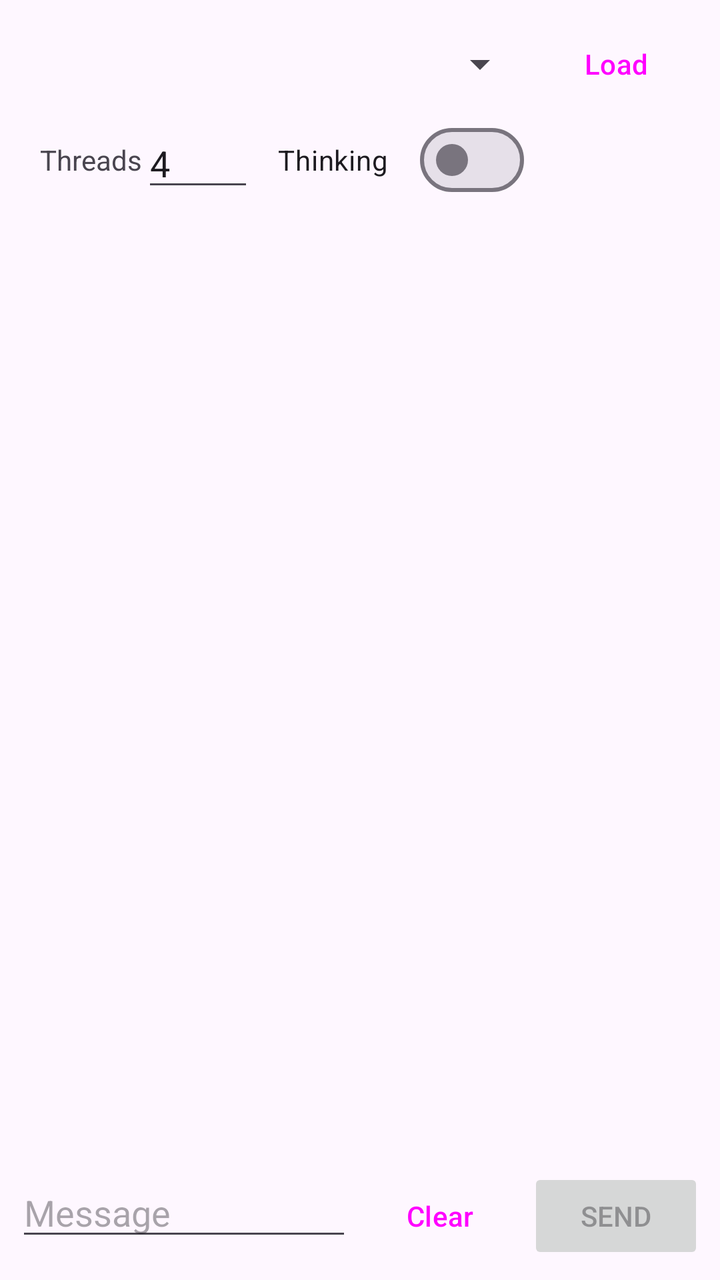
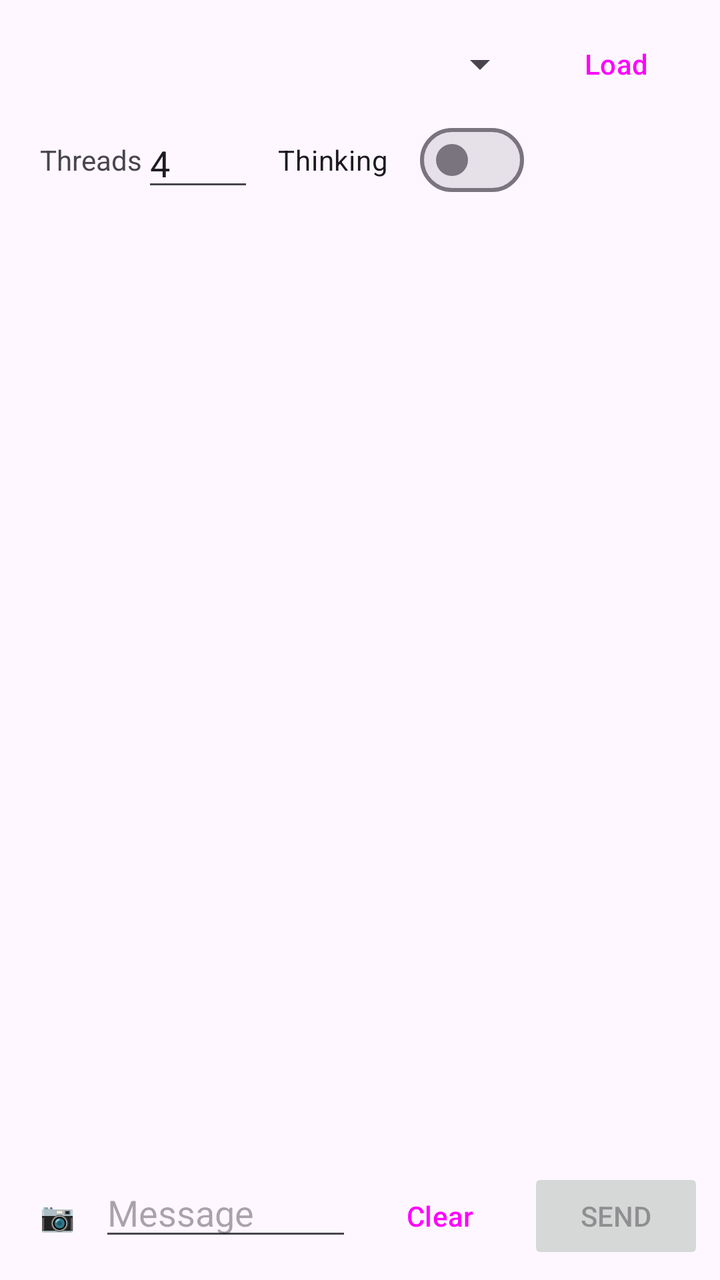

Compare the two renders of this Android layout. The source of the first and the diff that turns it into the second are given below.
<!-- AndroidManifest.xml: application theme Theme.QwenMobile -->
<!-- res/layout/fragment_chat.xml -->
<?xml version="1.0" encoding="utf-8"?>
<LinearLayout xmlns:android="http://schemas.android.com/apk/res/android"
    xmlns:app="http://schemas.android.com/apk/res-auto"
    android:layout_width="match_parent"
    android:layout_height="match_parent"
    android:orientation="vertical"
    android:padding="8dp">

    <LinearLayout
        android:layout_width="match_parent"
        android:layout_height="wrap_content"
        android:gravity="center_vertical"
        android:orientation="horizontal">

        <Spinner
            android:id="@+id/modelSpinner"
            android:layout_width="0dp"
            android:layout_height="wrap_content"
            android:layout_weight="1" />

        <Button
            android:id="@+id/loadButton"
            style="@style/Widget.Material3.Button.TonalButton"
            android:layout_width="wrap_content"
            android:layout_height="wrap_content"
            android:text="@string/load" />
    </LinearLayout>

    <LinearLayout
        android:layout_width="match_parent"
        android:layout_height="wrap_content"
        android:gravity="center_vertical"
        android:orientation="horizontal">

        <com.google.android.material.button.MaterialButtonToggleGroup
            android:id="@+id/backendGroup"
            android:layout_width="wrap_content"
            android:layout_height="wrap_content"
            app:selectionRequired="true"
            app:singleSelection="true">

            <Button
                android:id="@+id/cpuButton"
                style="?attr/materialButtonOutlinedStyle"
                android:layout_width="wrap_content"
                android:layout_height="wrap_content"
                android:text="@string/cpu" />

            <Button
                android:id="@+id/gpuButton"
                style="?attr/materialButtonOutlinedStyle"
                android:layout_width="wrap_content"
                android:layout_height="wrap_content"
                android:text="@string/gpu" />
        </com.google.android.material.button.MaterialButtonToggleGroup>

        <TextView
            android:layout_width="wrap_content"
            android:layout_height="wrap_content"
            android:layout_marginStart="12dp"
            android:text="@string/threads" />

        <EditText
            android:id="@+id/threadsInput"
            android:layout_width="56dp"
            android:layout_height="wrap_content"
            android:autofillHints="none"
            android:importantForAutofill="no"
            android:inputType="number"
            android:text="4" />

        <com.google.android.material.materialswitch.MaterialSwitch
            android:id="@+id/thinkingSwitch"
            android:layout_width="wrap_content"
            android:layout_height="wrap_content"
            android:layout_marginStart="12dp"
            android:text="@string/thinking" />
    </LinearLayout>

    <Button
        android:id="@+id/grantButton"
        style="@style/Widget.Material3.Button.TextButton"
        android:layout_width="wrap_content"
        android:layout_height="wrap_content"
        android:text="@string/grant_storage"
        android:visibility="gone" />

    <TextView
        android:id="@+id/statusText"
        android:layout_width="match_parent"
        android:layout_height="wrap_content"
        android:fontFamily="monospace"
        android:textSize="11sp" />

    <androidx.recyclerview.widget.RecyclerView
        android:id="@+id/messages"
        android:layout_width="match_parent"
        android:layout_height="0dp"
        android:layout_weight="1"
        android:clipToPadding="false"
        android:paddingVertical="8dp" />

    <LinearLayout
        android:layout_width="match_parent"
        android:layout_height="wrap_content"
        android:gravity="bottom"
        android:orientation="horizontal">

        <EditText
            android:id="@+id/input"
            android:layout_width="0dp"
            android:layout_height="wrap_content"
            android:layout_weight="1"
            android:autofillHints="none"
            android:hint="@string/message_hint"
            android:importantForAutofill="no"
            android:inputType="textMultiLine|textCapSentences"
            android:maxLines="4" />

        <Button
            android:id="@+id/clearButton"
            style="@style/Widget.Material3.Button.TextButton"
            android:layout_width="wrap_content"
            android:layout_height="wrap_content"
            android:text="@string/clear" />

        <Button
            android:id="@+id/sendButton"
            android:layout_width="wrap_content"
            android:layout_height="wrap_content"
            android:enabled="false"
            android:text="@string/send" />

        <Button
            android:id="@+id/stopButton"
            style="@style/Widget.Material3.Button.TonalButton"
            android:layout_width="wrap_content"
            android:layout_height="wrap_content"
            android:text="@string/stop"
            android:visibility="gone" />
    </LinearLayout>
</LinearLayout>
<!-- resources referenced by this layout -->
<resources>
  <string name="clear">Clear</string>
  <string name="cpu">CPU</string>
  <string name="gpu">GPU</string>
  <string name="grant_storage">Grant all-files access</string>
  <string name="load">Load</string>
  <string name="message_hint">Message</string>
  <string name="send">Send</string>
  <string name="stop">Stop</string>
  <string name="thinking">Thinking</string>
  <string name="threads">Threads</string>
  <style name="Theme.QwenMobile" parent="Theme.Material3.DayNight.NoActionBar">
          <item name="android:windowLightStatusBar">false</item>
      </style>
</resources>

<!-- the commit's change to res/layout/fragment_chat.xml (unified diff, before → after) -->
@@ -52,6 +52,13 @@
                 android:layout_width="wrap_content"
                 android:layout_height="wrap_content"
                 android:text="@string/gpu" />
+
+            <Button
+                android:id="@+id/npuButton"
+                style="?attr/materialButtonOutlinedStyle"
+                android:layout_width="wrap_content"
+                android:layout_height="wrap_content"
+                android:text="@string/npu" />
         </com.google.android.material.button.MaterialButtonToggleGroup>
 
         <TextView
@@ -106,6 +113,23 @@
         android:gravity="bottom"
         android:orientation="horizontal">
 
+        <ImageView
+            android:id="@+id/attachPreview"
+            android:layout_width="48dp"
+            android:layout_height="48dp"
+            android:layout_marginEnd="4dp"
+            android:contentDescription="@string/attached_image"
+            android:scaleType="centerCrop"
+            android:visibility="gone" />
+
+        <Button
+            android:id="@+id/attachButton"
+            style="@style/Widget.Material3.Button.TextButton"
+            android:layout_width="wrap_content"
+            android:layout_height="wrap_content"
+            android:minWidth="0dp"
+            android:text="@string/attach" />
+
         <EditText
             android:id="@+id/input"
             android:layout_width="0dp"
<!-- resource entries referenced after the edit -->
@@ -1,11 +1,14 @@
 <!-- resources referenced by this layout -->
 <resources>
+  <string name="attach">📷</string>
+  <string name="attached_image">Attached image</string>
   <string name="clear">Clear</string>
   <string name="cpu">CPU</string>
   <string name="gpu">GPU</string>
   <string name="grant_storage">Grant all-files access</string>
   <string name="load">Load</string>
   <string name="message_hint">Message</string>
+  <string name="npu">NPU</string>
   <string name="send">Send</string>
   <string name="stop">Stop</string>
   <string name="thinking">Thinking</string>
